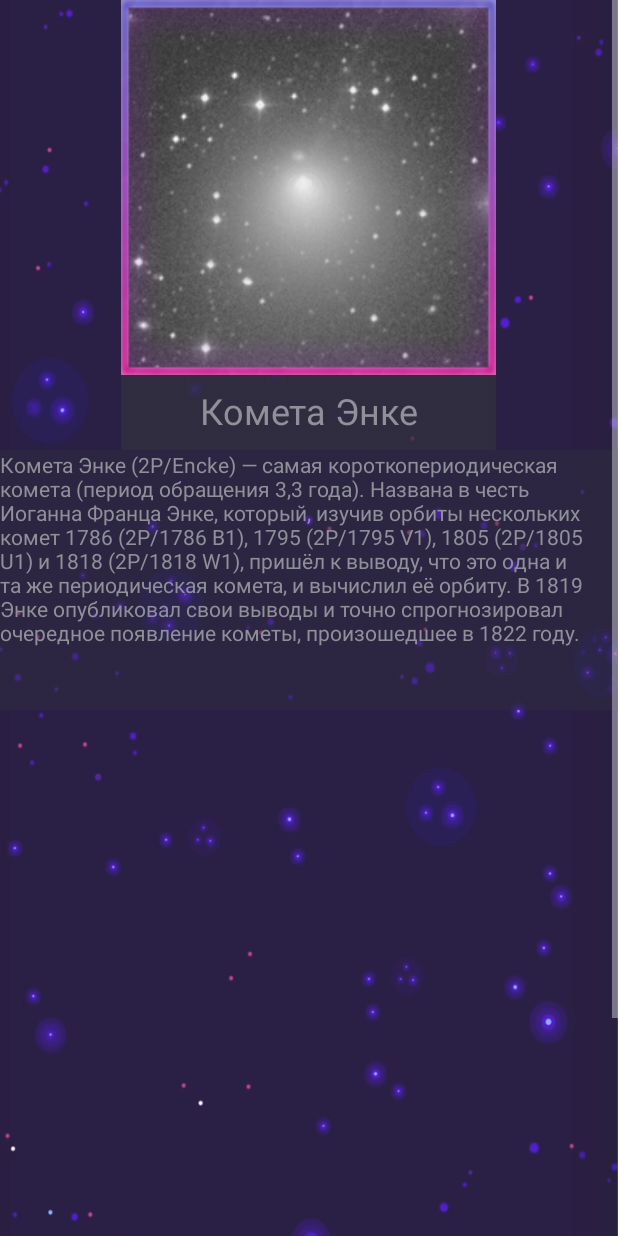
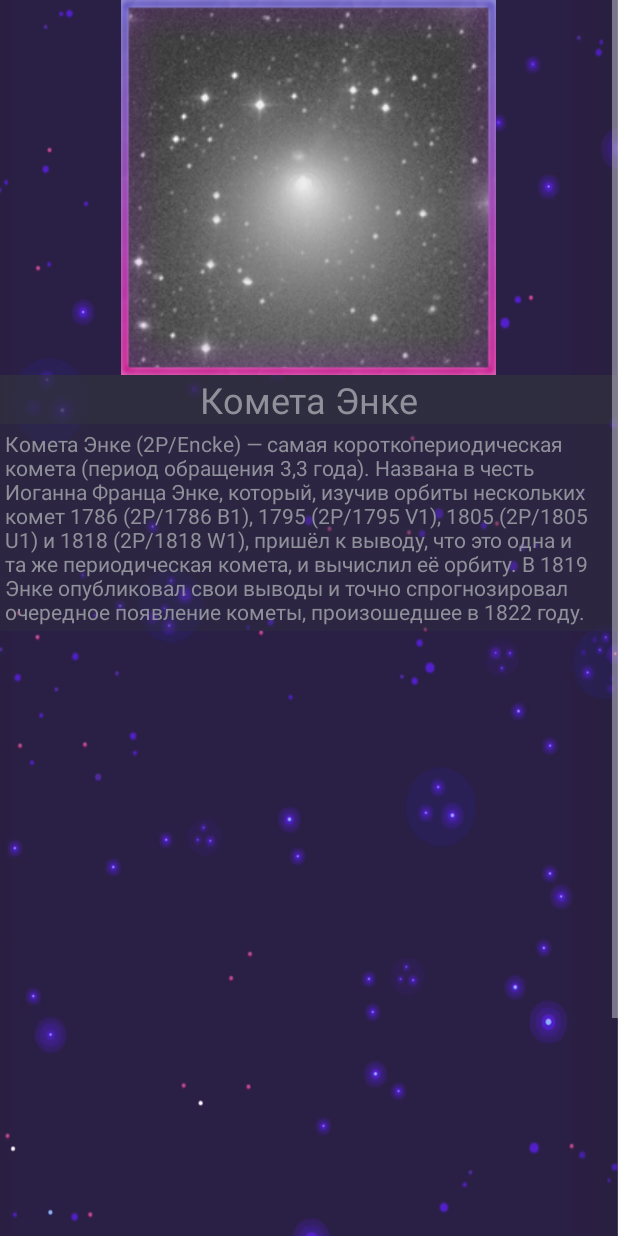
Before and after one commit to ekostenkodev/CosmoTracker, an Android app: the screen it shows after launch (InfoActivity), after a tap on an icon or button, on a phone screen of 412 x 824 dp. Run offline under Robolectric (Android 15) with nearby library versions, the phone set to English and light mode, and no system bars; 4 statements that could not run were skipped.

Commit message:
CosmoObject : comment

```diff
--- a/app/build.gradle
+++ b/app/build.gradle
@@ -16,6 +16,7 @@ android {
             proguardFiles getDefaultProguardFile('proguard-android.txt'), 'proguard-rules.pro'
         }
     }
+    sourceSets { main { res.srcDirs = ['src/main/res', 'src/main/res/drawable/frames'] } }
 }
 
 dependencies {
--- a/app/src/main/java/adapter/CosmoAdapter.java
+++ b/app/src/main/java/adapter/CosmoAdapter.java
@@ -3,6 +3,7 @@ package adapter;
 import android.content.Context;
 import android.content.res.AssetManager;
 import android.graphics.drawable.Drawable;
+import android.util.Log;
 import android.view.LayoutInflater;
 import android.view.View;
 import android.view.ViewGroup;
@@ -10,6 +11,7 @@ import android.widget.BaseAdapter;
 import android.widget.ImageView;
 import android.widget.TextView;
 
+import com.example.cosmotracker.ImageHelper;
 import com.example.cosmotracker.R;
 
 import java.io.IOException;
@@ -76,14 +78,17 @@ public class CosmoAdapter extends BaseAdapter {
             return null;
         }
 
+
+
+
         ImageView vis = view.findViewById(R.id.list_visibility);
-        vis.setImageResource(cosmo.setVisibility());
+        vis.setImageResource(ImageHelper.getVisibility(cosmo.get_type(),cosmo.get_visibility()));
 
         ImageView frame = view.findViewById(R.id.list_frame);
-        frame.setImageResource(cosmo.setFrame());
+        frame.setImageResource(ImageHelper.getFrame(cosmo.get_type()));
 
         ImageView type = view.findViewById(R.id.list_type);
-        type.setImageResource(cosmo.setType());
+        type.setImageResource(ImageHelper.getType(cosmo.get_type()));
 
 
 
--- a/app/src/main/java/com/example/cosmotracker/InfoActivity.java
+++ b/app/src/main/java/com/example/cosmotracker/InfoActivity.java
@@ -54,7 +54,7 @@ public class InfoActivity extends AppCompatActivity {
         type.setImageResource(cosmo.setType());
         */
         ImageView frame = findViewById(R.id.selected_frame);
-        frame.setImageResource(cosmo.setFrame());
+        frame.setImageResource(ImageHelper.getFrame(cosmo.get_type()));
 
 
     }
--- a/app/src/main/java/com/example/cosmotracker/MainActivity.java
+++ b/app/src/main/java/com/example/cosmotracker/MainActivity.java
@@ -23,21 +23,19 @@ public class MainActivity extends AppCompatActivity {
 
     private ListView listView;
 
-    public static boolean isVisAndTypeFill = false;
+    public List<CosmoObject> CosmoList;
 
-    public List<Visibility> visibilityList;
-    public List<CosmoType> cosmotypeList;
-    public List<CosmoObject> CosmoList;
+
+
+
+
     @Override
     protected void onCreate(Bundle savedInstanceState) {
         super.onCreate(savedInstanceState);
         setContentView(R.layout.activity_main);
 
-        LoadVisibilityAndType(this);
-
-
         listView = (ListView) findViewById(R.id.lvMain);
-        CosmoList = getData(this,"CosmoObjects");
+        CosmoList = getData(this);
 
         CosmoAdapter adapter= new CosmoAdapter(this, CosmoList);
 
@@ -47,13 +45,10 @@ public class MainActivity extends AppCompatActivity {
             @Override
             public void onItemClick(AdapterView<?> parent, View view, int position, long id) {
 
-                getInfo(CosmoList.get(position));
+                getInfo(CosmoList.get(position)); // TODO возможно нужно исправить, но Intent требует this, что нельзя сделать в лисенере
+
             }
         });
-
-
-
-
 
 
     }
@@ -66,71 +61,10 @@ public class MainActivity extends AppCompatActivity {
 
 
 
-    private void LoadVisibilityAndType(Context context){
 
 
-        if(!isVisAndTypeFill){
-            cosmotypeList = new ArrayList<>();
-            visibilityList = new ArrayList<>();
 
-            DatabaseHelper oh = new DatabaseHelper(context, "CosmoTrackerDB.db");
-            SQLiteDatabase db = oh.openDataBase();
-            Cursor cur = null;
-            String strSQL = String.format("SELECT * FROM %s ","Visibility");
-            cur = db.rawQuery(strSQL, null);
-            cur.moveToFirst();
-
-            while(!cur.isAfterLast()) {
-
-
-                visibilityList.add(new Visibility(cur.getInt(0),cur.getString(1)));
-
-                cur.moveToNext();
-
-            }
-
-
-            strSQL = String.format("SELECT * FROM CosmoType");
-            cur = db.rawQuery(strSQL, null);
-            cur.moveToFirst();
-
-            while(!cur.isAfterLast()) {
-
-                cosmotypeList.add(new CosmoType(cur.getInt(0),cur.getString(1)));
-
-                cur.moveToNext();
-            }
-
-            if(cur != null){
-                cur.close();
-                cur = null;
-            }
-            if(db != null){
-                db.close();
-                db = null;
-            } oh = null;
-
-            //
-            //
-            //
-
-            isVisAndTypeFill = true;
-
-            for(CosmoType c : cosmotypeList)
-                Log.d("-----------------",c.get_id()+"  "+c.get_name());
-
-        }
-
-    }
-
-
-    public void onClick(View view){
-
-        Log.d("-------------", "itemSelect: position =");
-
-    }
-
-    public static List<CosmoObject> getData(Context context, String table){
+    public static List<CosmoObject> getData(Context context){
 
         ArrayList<CosmoObject> list = new ArrayList<>();
 
--- a/app/src/main/java/pojo/CosmoObject.java
+++ b/app/src/main/java/pojo/CosmoObject.java
@@ -11,32 +11,36 @@ import android.os.Parcelable;
 
 public class CosmoObject implements Parcelable {
 
-    private int _id;
-    private String _name;
-    private int _type;
-    private Date _nextArrival;
-    private Date _period;
-    private String _location;
-    private String _info;
-    private int _visibility;
-    private String _image;
+    private int _id; // id космического объекта (из таблицы CosmoObjects)
+    private String _name; // имя космического объекта
+    private int _type; //тип космического объекта (индекс в int из таблицы CosmoType)
+    private Date _nextArrival; // следующий перигелий
+    private Date _period; // период обращения
+    private String _location; // локация, где можно будет наблюдать за космическим объектом
+    private String _info; // информация о космическом объекте
+    private int _visibility; // видимость объекта (индекс в int из таблицы Visibility)
+    private String _image; // имя изображения
 
 
 
     public  CosmoObject(Cursor cursor){
+        /*
+        Констрункор космического объекта из sql запроса (cursor)
+         */
+
 
         this._id = cursor.getInt(0);
 
 
         this._name = cursor.getString(1);
         this._type = cursor.getInt(2);
-        //this._nextArrival = Date.valueOf(cursor.getString(3));
+        //this._nextArrival = Date.valueOf(cursor.getString(3)); // TODO настройка даты
         //this._period = Date.valueOf(cursor.getString(4));
         //this._location = Integer.parseInt(cursor.getString(5));
         this._info = cursor.getString(6);
         this._visibility = cursor.getInt(7);
 
-        this._image = "img" + this._id+".png";
+        this._image = "img" + this._id+".png"; // TODO правильный доступ к ресурсам
 
 
 
@@ -44,6 +48,9 @@ public class CosmoObject implements Parcelable {
 
 
     public CosmoObject(Parcel in) {
+        /*
+        Конструктор для передачи информации об объекте из одного activity в другой
+         */
         String[] data = new String[9];
         in.readStringArray(data);
 
@@ -59,6 +66,9 @@ public class CosmoObject implements Parcelable {
     }
 
     public static final Parcelable.Creator<CosmoObject> CREATOR = new Parcelable.Creator<CosmoObject>() {
+        /*
+        Форматирование информации об объекте в бинарный (из одного activity в другой)
+         */
 
         @Override
         public CosmoObject createFromParcel(Parcel source) {
@@ -71,75 +81,7 @@ public class CosmoObject implements Parcelable {
         }
     };
 
-    public int setVisibility(){
 
-        switch (_type){
-            case 1: // event
-                switch (_visibility){
-                    case 2: // tele
-                            return R.drawable.telescope_event;
-
-                    case 3: // eye
-                            return R.drawable.eye_event;
-
-                }
-                break;
-            case 2: // eclipse
-                switch (_visibility){
-                    case 2: // tele
-                        return R.drawable.telescope_eclipse;
-
-                    case 3: // eye
-                        return R.drawable.eye_eclipse;
-
-                }
-                break;
-
-            case 3: // planet
-                break;
-            case 4: // comet
-                switch (_visibility){
-                    case 2: // tele
-                        return R.drawable.telescope_comet;
-
-                    case 3: // eye
-                        return R.drawable.eye_comet;
-
-                }
-                break;
-
-        }
-
-
-
-        return 0;
-    } // TODO: ПЕРЕДЕЛАТЬ!!!!!
-    public int setType(){
-        switch (_type){
-            case 1:
-                return R.drawable.icon_event;
-            case 2:
-                return R.drawable.icon_eclipse;
-            case 3:
-
-            case 4:
-                return R.drawable.icon_comet;
-        }
-    return 0;
-    }// TODO: ПЕРЕДЕЛАТЬ!!!!!
-    public int setFrame(){
-        switch (_type){
-            case 1:
-                return R.drawable.frame_event;
-            case 2:
-                return R.drawable.frame_eclipse;
-            case 3:
-
-            case 4:
-                return R.drawable.frame_comet;
-        }
-        return 0;
-    }// TODO: ПЕРЕДЕЛАТЬ!!!!!
 
     public int get_id() {
         return _id;
@@ -184,6 +126,9 @@ public class CosmoObject implements Parcelable {
 
     @Override
     public void writeToParcel(Parcel parcel, int i) {
+        /*
+        Передача информации об объекте в бинарный (из одного activity в другой)
+         */
         parcel.writeStringArray(new String[] {
                 String.valueOf(_id),
                 _name, String.valueOf(_type),
--- a/app/src/main/res/layout/activity_info.xml
+++ b/app/src/main/res/layout/activity_info.xml
@@ -25,49 +25,49 @@
             android:id="@+id/selected_frame"
             android:layout_width="250dp"
             android:layout_height="250dp"
-            android:layout_alignParentTop="true"
-            android:layout_centerHorizontal="true"
-            app:srcCompat="@drawable/frame_comet" />
+            android:layout_alignParentTop="false"
+            android:layout_alignStart="@+id/selected_image"
+            android:layout_centerHorizontal="false"
+            app:srcCompat="@drawable/comet_frame" />
 
         <ImageView
-            android:id="@+id/back_name"
-            android:layout_width="250dp"
-            android:layout_height="50dp"
-            android:layout_alignLeft="@+id/selected_frame"
-            android:layout_alignStart="@+id/selected_frame"
+            android:id="@+id/selected_back_name"
+            android:layout_width="match_parent"
+            android:layout_height="match_parent"
+            android:layout_alignBottom="@+id/selected_name"
             android:layout_below="@+id/selected_frame"
             android:layout_centerInParent="true"
             android:scaleType="fitXY"
             app:srcCompat="@drawable/background_name" />
 
         <ImageView
-            android:id="@+id/back_info"
+            android:id="@+id/selected_back_info"
             android:layout_width="match_parent"
             android:layout_height="wrap_content"
-            android:layout_alignBottom="@+id/list_info"
-            android:layout_below="@+id/back_name"
-            android:layout_centerHorizontal="true"
+            android:layout_alignBottom="@+id/selected_info"
+            android:layout_below="@+id/selected_back_name"
             android:scaleType="fitXY"
             app:srcCompat="@drawable/background_info" />
 
         <TextView
             android:id="@+id/selected_info"
             android:layout_width="200dp"
-            android:layout_height="200dp"
+            android:layout_height="wrap_content"
             android:layout_alignParentEnd="true"
             android:layout_alignParentLeft="true"
             android:layout_alignParentRight="true"
             android:layout_alignParentStart="true"
-            android:layout_below="@+id/back_name"
+            android:layout_below="@+id/selected_back_name"
+            android:padding="3dp"
             android:text="TextViewaaaaaaaaaaaaaaaaaaaaaaaaaaaaaaaaaaaaaaaaaaaaaaaaaaaaaaaaaaaaaaaaaaaaaaaaaaaaaaaaaaaa" />
 
         <TextView
             android:id="@+id/selected_name"
             android:layout_width="wrap_content"
             android:layout_height="wrap_content"
-            android:layout_alignBottom="@+id/back_name"
+            android:layout_alignParentStart="false"
+            android:layout_below="@+id/selected_image"
             android:layout_centerHorizontal="true"
-            android:layout_marginBottom="10dp"
             android:text="TextView"
             android:textSize="24sp" />
 
```
Also changed, not shown: app/src/main/res/layout/activity_main.xml (+4 -4 lines), app/src/main/res/layout/cosmoobject_layout.xml (+54 -58 lines), app/src/main/res/drawable/comet_eye.png (renamed from app/src/main/res/drawable/eye_comet.png), app/src/main/res/drawable/comet_frame.png (renamed from app/src/main/res/drawable/frame_comet.png), app/src/main/res/drawable/comet_icon.png (renamed from app/src/main/res/drawable/icon_comet.png), app/src/main/res/drawable/comet_telescope.png (renamed from app/src/main/res/drawable/telescope_comet.png), app/src/main/res/drawable/eclipse_eye.png (renamed from app/src/main/res/drawable/eye_eclipse.png), app/src/main/res/drawable/eclipse_frame.png (renamed from app/src/main/res/drawable/frame_eclipse.png), app/src/main/res/drawable/eclipse_icon.png (renamed from app/src/main/res/drawable/icon_eclipse.png), app/src/main/res/drawable/eclipse_telescope.png (renamed from app/src/main/res/drawable/telescope_eclipse.png), app/src/main/res/drawable/event_eye.png (renamed from app/src/main/res/drawable/eye_event.png), app/src/main/res/drawable/event_icon.png (renamed from app/src/main/res/drawable/icon_event.png), app/src/main/res/drawable/event_telescope.png (renamed from app/src/main/res/drawable/telescope_event.png), app/src/main/res/drawable/frame_event.png (deleted).
